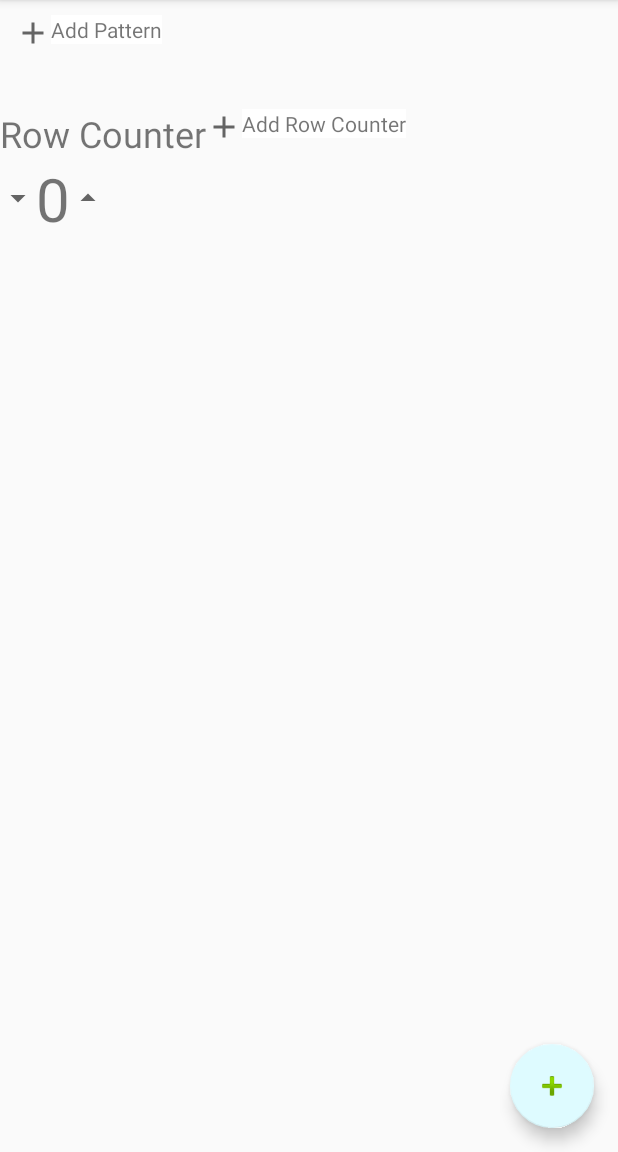
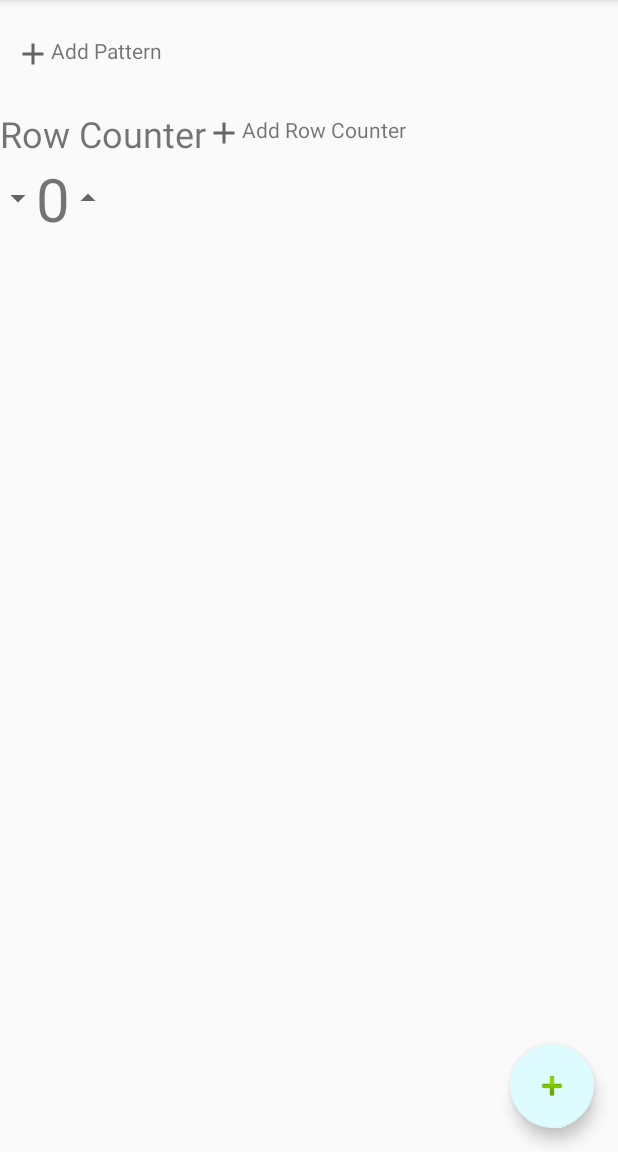
Before and after one commit to fowlerae/LetsGetKnotty, an Android app: the fragment ProjectFragment placed in its activity, on a phone screen of 412 x 824 dp, the part 84-1236 px from its top. Run offline under Robolectric (Android 15) with nearby library versions, the phone set to English and light mode, and no system bars; our stand-ins replace Firebase (no records; nobody signed in at launch, a user with empty details on screens opened directly), Picasso; libraries missing offline, so code that uses them is left out: com.firebase.ui, jp.wasabeef.picasso; pictures from the network do not load; 3 statements that could not run were skipped.

Commit message:
editing project fragment's layout

```diff
--- a/app/src/main/java/edu/rosehulman/samuelma/letsgetknotty/project/PatternViewHolder.kt
+++ b/app/src/main/java/edu/rosehulman/samuelma/letsgetknotty/project/PatternViewHolder.kt
@@ -13,7 +13,7 @@ import edu.rosehulman.fowlerae.letsgetknotty.project.PatternAdapter
 import edu.rosehulman.samuelma.letsgetknotty.R
 import edu.rosehulman.samuelma.letsgetknotty.pattern.Pattern
 import jp.wasabeef.picasso.transformations.CropSquareTransformation
-import kotlinx.android.synthetic.main.grid_view.view.*
+import kotlinx.android.synthetic.main.project_list_grid_card_view.view.*
 
 class PatternViewHolder(itemView: View, private val adapter: PatternAdapter): RecyclerView.ViewHolder(itemView) {
     private val nameTextView: TextView = itemView.findViewById(R.id.name_text_view)
--- a/app/src/main/java/edu/rosehulman/samuelma/letsgetknotty/projectlist/ProjectListAdapter.kt
+++ b/app/src/main/java/edu/rosehulman/samuelma/letsgetknotty/projectlist/ProjectListAdapter.kt
@@ -62,7 +62,7 @@ class ProjectListAdapter(val context: Context, uid: String, var listener: OnProj
     }
 
     override fun onCreateViewHolder(parent: ViewGroup, index: Int): ProjectListViewHolder {
-        val view = LayoutInflater.from(context).inflate(R.layout.grid_view, parent, false)
+        val view = LayoutInflater.from(context).inflate(R.layout.project_list_grid_card_view, parent, false)
         return ProjectListViewHolder(view, this)
     }
 
--- a/app/src/main/java/edu/rosehulman/samuelma/letsgetknotty/projectlist/ProjectListViewHolder.kt
+++ b/app/src/main/java/edu/rosehulman/samuelma/letsgetknotty/projectlist/ProjectListViewHolder.kt
@@ -11,7 +11,7 @@ import com.squareup.picasso.Picasso
 import edu.rosehulman.samuelma.letsgetknotty.R
 import edu.rosehulman.samuelma.letsgetknotty.project.Project
 import jp.wasabeef.picasso.transformations.CropSquareTransformation
-import kotlinx.android.synthetic.main.grid_view.view.*
+import kotlinx.android.synthetic.main.project_list_grid_card_view.view.*
 
 class ProjectListViewHolder(itemView: View, private val listAdapter: ProjectListAdapter): RecyclerView.ViewHolder(itemView) {
     private val nameTextView: TextView = itemView.findViewById(R.id.name_text_view)
--- a/app/src/main/res/layout/activity_main.xml
+++ b/app/src/main/res/layout/activity_main.xml
@@ -11,12 +11,6 @@
         android:layout_height="wrap_content"
         android:theme="@style/AppTheme.AppBarOverlay">
 
-<!--        <androidx.appcompat.widget.Toolbar-->
-<!--            android:id="@+id/toolbar"-->
-<!--            android:layout_width="match_parent"-->
-<!--            android:layout_height="?attr/actionBarSize"-->
-<!--            android:background="?attr/colorPrimary"-->
-<!--            app:popupTheme="@style/AppTheme.PopupOverlay" />-->
 
     </com.google.android.material.appbar.AppBarLayout>
 
--- a/app/src/main/res/layout/fragment_project_view.xml
+++ b/app/src/main/res/layout/fragment_project_view.xml
@@ -26,6 +26,7 @@
                 <LinearLayout
                     android:orientation="horizontal"
                     android:layout_width="wrap_content"
+                    android:layout_gravity="center"
                     android:layout_height="wrap_content">
 
                         <ImageView
@@ -37,8 +38,7 @@
                             android:layout_width="wrap_content"
                             android:layout_height="wrap_content"
                             android:text="@string/add_pattern"
-                            android:layout_gravity="right"
-                            android:background="@color/white"/>
+                            android:layout_gravity="right" />
 
                 </LinearLayout>
 
@@ -67,6 +67,7 @@
 
                 <LinearLayout
                     android:orientation="horizontal"
+                    android:layout_gravity="center"
                     android:layout_width="wrap_content"
                     android:layout_height="wrap_content">
 
@@ -79,8 +80,7 @@
                             android:id="@+id/add_row_counter_button"
                             android:layout_width="wrap_content"
                             android:layout_height="wrap_content"
-                            android:text="@string/add_row_counter"
-                            android:background="@color/white"/>
+                            android:text="@string/add_row_counter" />
 
 
                 </LinearLayout>
```
Also changed, not shown: app/src/main/res/layout/project_list_grid_card_view.xml (renamed from app/src/main/res/layout/grid_view.xml).
